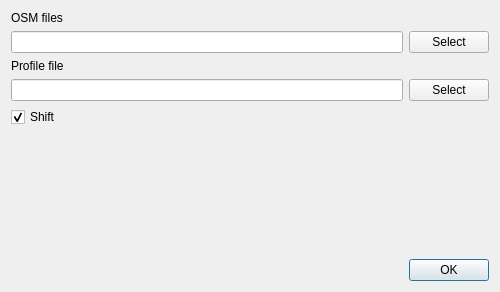
The window that fileoptions.ui (hubertqtraf/QtOSMTraffic) describes before a commit, drawn with Qt 5.
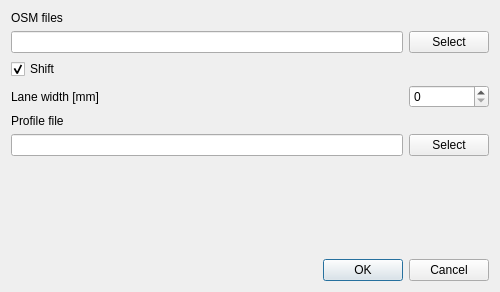
The same window after the commit.

Commit message:
file dialog box changed
add field for width of the lanes

Diff of the .ui file:
```diff
--- a/fileoptions.ui
+++ b/fileoptions.ui
@@ -18,13 +18,7 @@
     <layout class="QGridLayout" name="gridLayout_3">
      <item row="0" column="0">
       <layout class="QGridLayout" name="gridLayout_2">
-       <item row="3" column="0">
-        <widget class="QLineEdit" name="profileDir"/>
-       </item>
-       <item row="1" column="0">
-        <widget class="QLineEdit" name="osmDir"/>
-       </item>
-       <item row="4" column="0">
+       <item row="2" column="0">
         <widget class="QCheckBox" name="shiftCheck">
          <property name="text">
           <string>Shift</string>
@@ -34,27 +28,6 @@
          </property>
         </widget>
        </item>
-       <item row="1" column="1">
-        <widget class="QPushButton" name="setOsmDir">
-         <property name="text">
-          <string>Select</string>
-         </property>
-        </widget>
-       </item>
-       <item row="3" column="1">
-        <widget class="QPushButton" name="setProfileDir">
-         <property name="text">
-          <string>Select</string>
-         </property>
-        </widget>
-       </item>
-       <item row="2" column="0">
-        <widget class="QLabel" name="label_2">
-         <property name="text">
-          <string>Profile file</string>
-         </property>
-        </widget>
-       </item>
        <item row="0" column="0">
         <widget class="QLabel" name="label">
          <property name="text">
@@ -62,6 +35,50 @@
          </property>
         </widget>
        </item>
+       <item row="4" column="0">
+        <widget class="QLabel" name="label_2">
+         <property name="text">
+          <string>Profile file</string>
+         </property>
+        </widget>
+       </item>
+       <item row="5" column="1">
+        <widget class="QPushButton" name="setProfileDir">
+         <property name="text">
+          <string>Select</string>
+         </property>
+        </widget>
+       </item>
+       <item row="5" column="0">
+        <widget class="QLineEdit" name="profileDir"/>
+       </item>
+       <item row="1" column="1">
+        <widget class="QPushButton" name="setOsmDir">
+         <property name="text">
+          <string>Select</string>
+         </property>
+        </widget>
+       </item>
+       <item row="1" column="0">
+        <widget class="QLineEdit" name="osmDir"/>
+       </item>
+       <item row="3" column="0">
+        <widget class="QLabel" name="label_3">
+         <property name="text">
+          <string>Lane width [mm]</string>
+         </property>
+        </widget>
+       </item>
+       <item row="3" column="1">
+        <widget class="QSpinBox" name="laneSpinBox">
+         <property name="maximum">
+          <number>10000</number>
+         </property>
+         <property name="singleStep">
+          <number>100</number>
+         </property>
+        </widget>
+       </item>
       </layout>
      </item>
     </layout>
@@ -72,7 +89,7 @@
       <enum>Qt::Horizontal</enum>
      </property>
      <property name="standardButtons">
-      <set>QDialogButtonBox::Ok</set>
+      <set>QDialogButtonBox::Cancel|QDialogButtonBox::Ok</set>
      </property>
     </widget>
    </item>
```
The commit also changes 4 other files.
